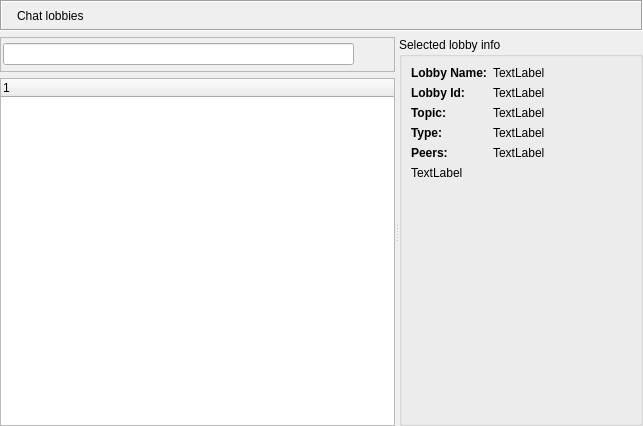
Old version of the form retroshare-gui/src/gui/ChatLobbyWidget.ui in the repository RetroShare/RetroShare.
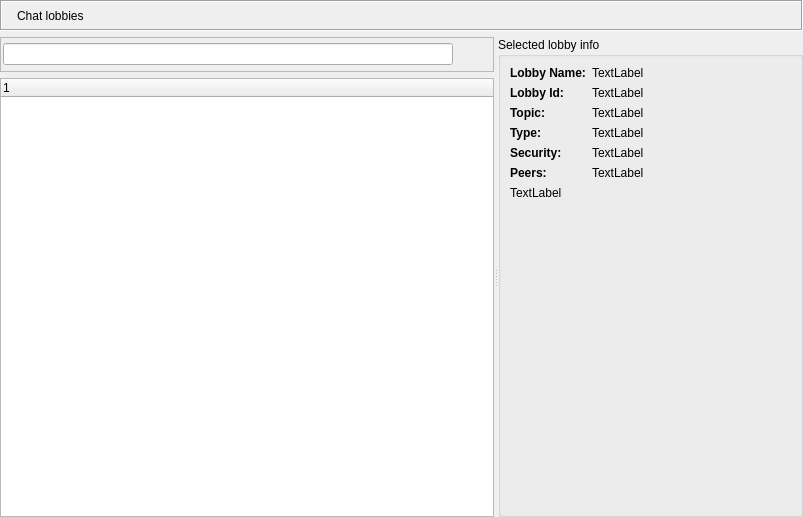
New version of the form. Icons and pictures are not drawn. Custom widgets are drawn as their Qt base class.

Commit message: fixed a few GUI bits for non anonymous chat lobbies

```diff
--- a/retroshare-gui/src/gui/ChatLobbyWidget.ui
+++ b/retroshare-gui/src/gui/ChatLobbyWidget.ui
@@ -6,8 +6,8 @@
    <rect>
     <x>0</x>
     <y>0</y>
-    <width>643</width>
-    <height>426</height>
+    <width>803</width>
+    <height>517</height>
    </rect>
   </property>
   <layout class="QVBoxLayout" name="verticalLayout_5">
@@ -99,7 +99,7 @@
      <property name="orientation">
       <enum>Qt::Horizontal</enum>
      </property>
-     <widget class="QWidget" name="">
+     <widget class="QWidget" name="layoutWidget">
       <layout class="QVBoxLayout" name="verticalLayout_3">
        <item>
         <widget class="QFrame" name="toolBarFrame">
@@ -201,9 +201,6 @@
         </property>
         <item row="0" column="0">
          <widget class="QGroupBox" name="lobbyinfo_groupBox">
-          <property name="styleSheet">
-           <string notr="true"/>
-          </property>
           <property name="title">
            <string>Selected lobby info</string>
           </property>
@@ -264,6 +261,19 @@
                  </property>
                 </widget>
                </item>
+               <item>
+                <widget class="QLabel" name="label_6">
+                 <property name="font">
+                  <font>
+                   <weight>75</weight>
+                   <bold>true</bold>
+                  </font>
+                 </property>
+                 <property name="text">
+                  <string>Security:</string>
+                 </property>
+                </widget>
+               </item>
                <item>
                 <widget class="QLabel" name="label_5">
                  <property name="font">
@@ -336,6 +346,13 @@
                  </property>
                 </widget>
                </item>
+               <item>
+                <widget class="QLabel" name="lobbysec_lineEdit">
+                 <property name="text">
+                  <string>TextLabel</string>
+                 </property>
+                </widget>
+               </item>
                <item>
                 <widget class="QLabel" name="lobbypeers_lineEdit">
                  <property name="sizePolicy">
```
Left out of the diff: 11 changed lines with no effect on the pictures. The commit also changes 3 other files.
